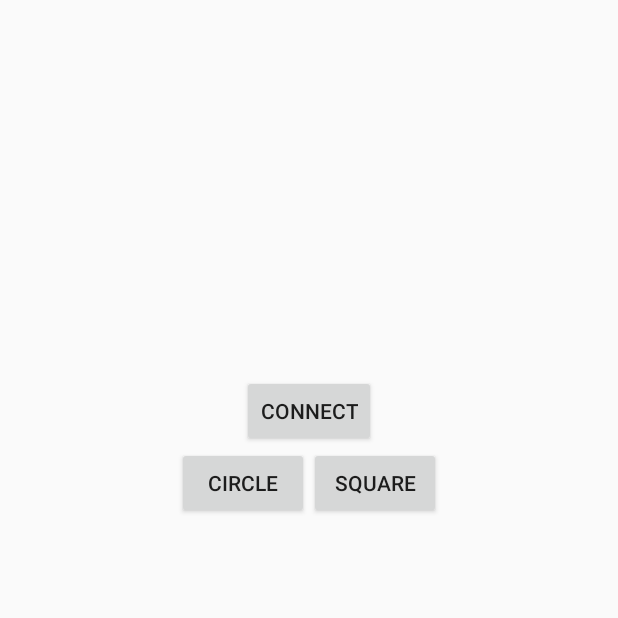
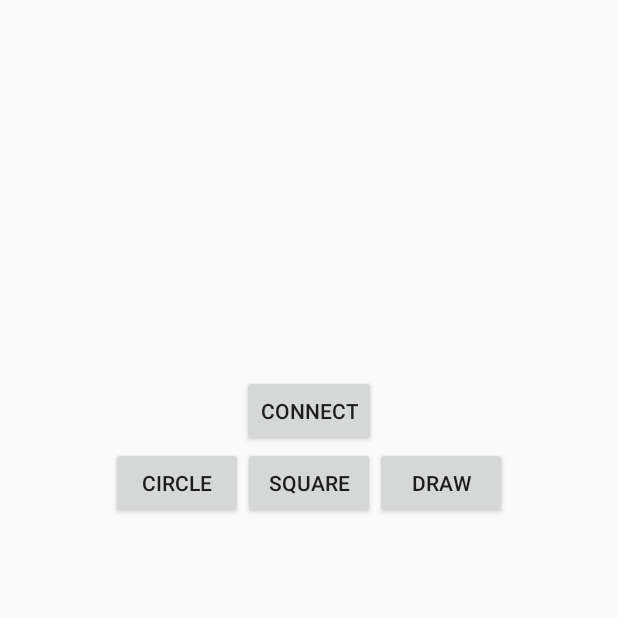
Before and after one commit to yunyh/NXT, an Android app: the screen it shows after launch (MainActivity), on a phone screen of 412 x 824 dp, the top half of it. Run offline under Robolectric (Android 15) with nearby library versions, the phone set to English and light mode, and no system bars.

Commit message:
no message

```diff
--- a/NxtBluetooth/app/src/main/java/com/example/younghyub/nxtbluetooth/MainActivity.java
+++ b/NxtBluetooth/app/src/main/java/com/example/younghyub/nxtbluetooth/MainActivity.java
@@ -1,6 +1,8 @@
 package com.example.younghyub.nxtbluetooth;
 
 import android.app.Activity;
+import android.app.Fragment;
+import android.app.FragmentManager;
 import android.bluetooth.BluetoothAdapter;
 import android.os.Bundle;
 import android.os.Handler;
@@ -23,6 +25,7 @@ public class MainActivity extends Activity implements OnClickListener {
 
     Button circle;
     Button square;
+    private Button draw;
     private Button mConnect;
 
     protected void onCreate(Bundle savedInstanceState) {
@@ -38,6 +41,7 @@ public class MainActivity extends Activity implements OnClickListener {
         setContentView(R.layout.activity_main);
         circle = (Button) findViewById(R.id.btnCircle);
         square = (Button) findViewById(R.id.btnSquare);
+        draw = (Button) findViewById(R.id.btnDraw);
         mConnect = (Button) findViewById(R.id.btnConnect);
         mConnect.setOnClickListener(this);
         circle.setOnClickListener(this);
@@ -55,6 +59,11 @@ public class MainActivity extends Activity implements OnClickListener {
             case R.id.btnConnect:
                 mBluetoothService.BluetoothDeviceList();
                 break;
+            case R.id.btnDraw:
+                FragmentManager fm = getFragmentManager();
+                Fragment fragment = new DrawFragment();
+                fm.beginTransaction().replace(R.id.container, fragment);
+                break;
         }
     }
 }
--- a/NxtBluetooth/app/src/main/res/layout/activity_main.xml
+++ b/NxtBluetooth/app/src/main/res/layout/activity_main.xml
@@ -1,5 +1,6 @@
 <?xml version="1.0" encoding="utf-8"?>
 <LinearLayout xmlns:android="http://schemas.android.com/apk/res/android"
+    android:id="@+id/container"
     android:orientation="vertical"
     android:layout_width="match_parent"
     android:layout_height="match_parent">
@@ -34,6 +35,12 @@
             android:layout_width="wrap_content"
             android:layout_height="wrap_content"
             android:text="Square"/>
+        <Button
+            android:id="@+id/btnDraw"
+            android:layout_height="wrap_content"
+            android:layout_width = "wrap_content"
+            android:text="draw"
+            />
 
     </LinearLayout>
 
--- a/NxtBluetooth/app/src/main/res/values/strings.xml
+++ b/NxtBluetooth/app/src/main/res/values/strings.xml
@@ -1,4 +1,7 @@
 <resources>
     <string name="app_name">NxtBluetooth</string>
     <string name="action_settings">Settings</string>
+
+<!-- TODO: Remove or change this placeholder text -->
+    <string name="hello_blank_fragment">Hello blank fragment</string>
 </resources>
```
Also changed, not shown: NxtBluetooth/app/src/main/java/com/example/younghyub/nxtbluetooth/DrawFragment.java (added, +34 -0 lines), NxtBluetooth/app/src/main/res/layout/fragment_draw.xml (added, +9 -0 lines).
